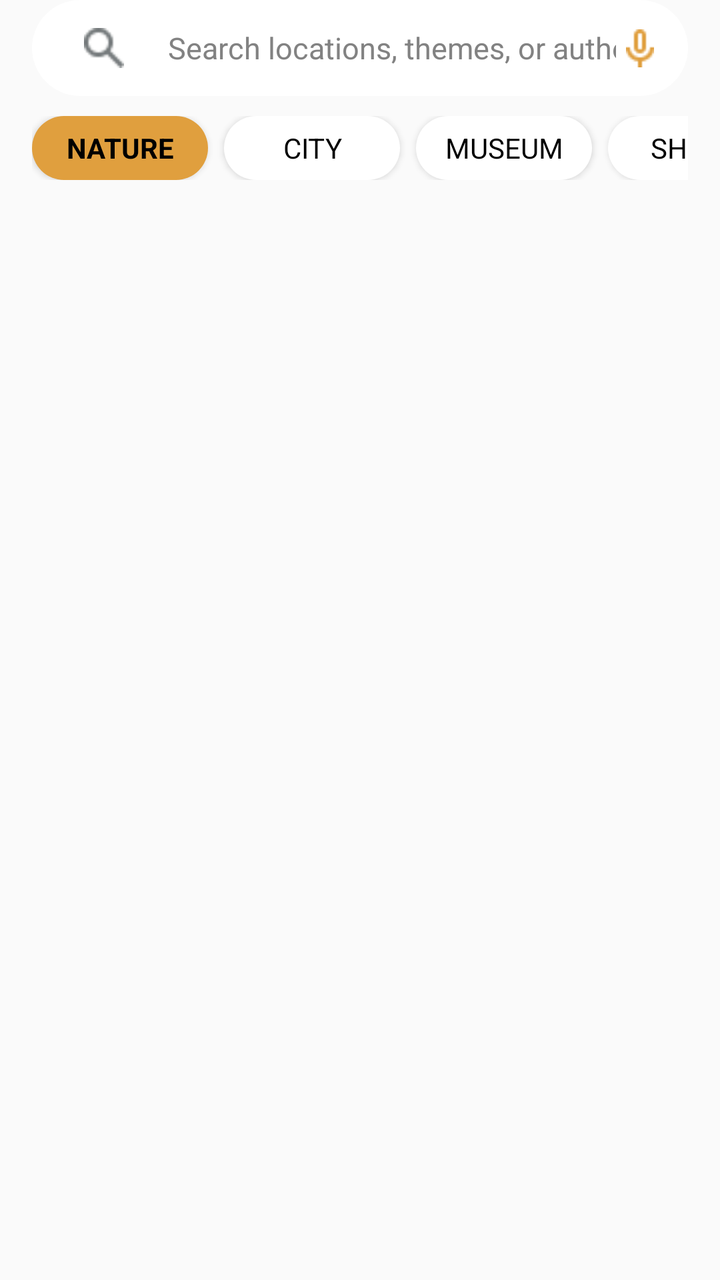
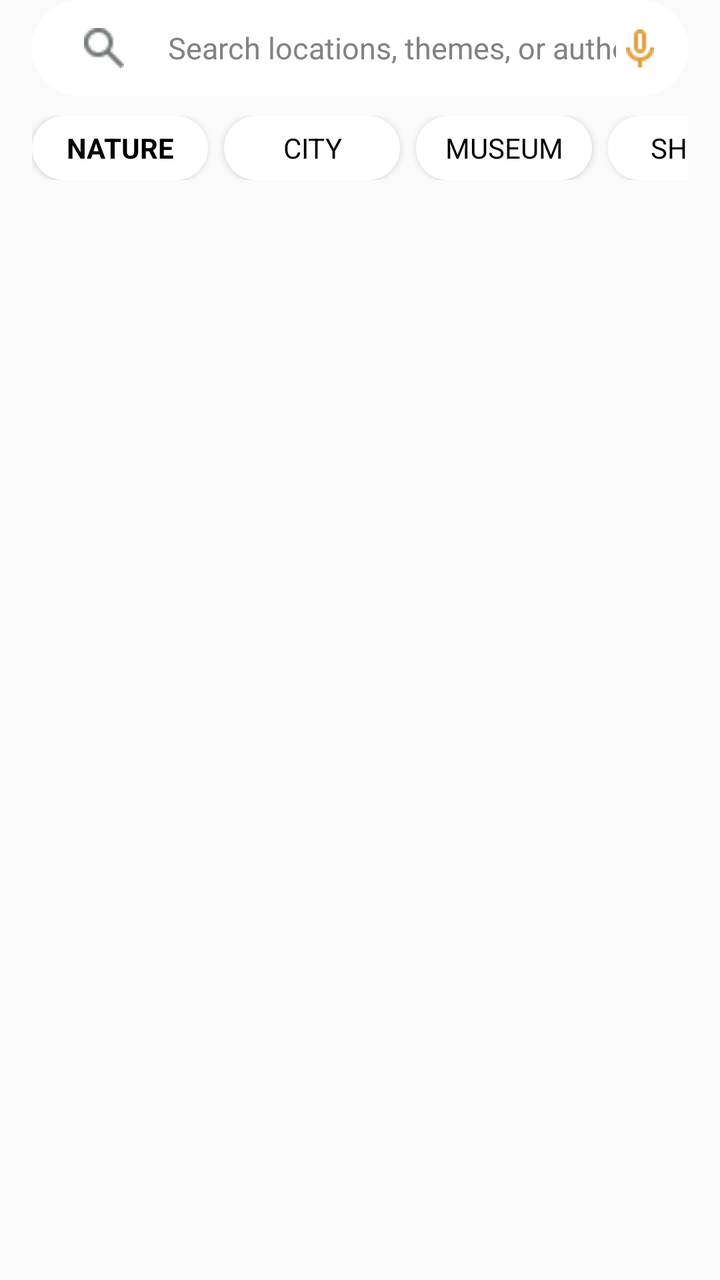

Compare the two renders of this Android layout. The source of the first and the diff that turns it into the second are given below.
<!-- AndroidManifest.xml: application theme Theme.Traveling -->
<!-- res/layout/fragment_home.xml -->
<?xml version="1.0" encoding="utf-8"?>
<LinearLayout xmlns:android="http://schemas.android.com/apk/res/android"
    android:layout_width="match_parent"
    android:layout_height="match_parent"
    android:orientation="vertical">

    
    <LinearLayout
        android:layout_width="match_parent"
        android:layout_height="48dp"
        android:orientation="horizontal"
        android:background="@drawable/search_btn"
        android:gravity="center_vertical"
        android:paddingStart="12dp"
        android:paddingEnd="12dp"
        android:layout_marginStart="16dp"
        android:layout_marginEnd="16dp"
        android:layout_marginBottom="10dp">

        <ImageView
            android:layout_width="48dp"
            android:layout_height="20dp"
            android:src="@drawable/ic_search"
            android:layout_marginEnd="8dp" />

        <EditText
            android:id="@+id/etSearch"
            android:layout_width="0dp"
            android:layout_height="wrap_content"
            android:layout_weight="1"
            android:hint="@string/search_hint"
            android:textColorHint="@color/grey"
            android:textSize="15sp"
            android:background="@null"
            android:inputType="text" />

        <androidx.appcompat.widget.AppCompatImageButton
            android:id="@+id/btnVoiceSearch"
            android:layout_width="24dp"
            android:layout_height="24dp"
            android:src="@drawable/ic_mic"
            android:background="?attr/selectableItemBackgroundBorderless"
            android:contentDescription="Voice search" />

    </LinearLayout>

    
    <HorizontalScrollView
        android:layout_width="match_parent"
        android:layout_height="wrap_content"
        android:scrollbars="none"
        android:paddingStart="16dp"
        android:paddingEnd="16dp"
        android:layout_marginBottom="12dp">

        <LinearLayout
            android:layout_width="wrap_content"
            android:layout_height="wrap_content"
            android:orientation="horizontal"
            android:gravity="center_vertical">

            <androidx.appcompat.widget.AppCompatButton
                android:id="@+id/filterNature"
                android:layout_width="wrap_content"
                android:layout_height="32dp"
                android:text="@string/nature"
                android:textSize="14sp"
                android:background="@drawable/filter_org_btn"
                android:textColor="@color/black"
                android:textStyle="bold"
                android:layout_marginEnd="8dp" />

            <androidx.appcompat.widget.AppCompatButton
                android:id="@+id/filterCity"
                android:layout_width="wrap_content"
                android:layout_height="32dp"
                android:text="@string/city"
                android:textSize="14sp"
                android:background="@drawable/filter_btn"
                android:textColor="@color/black"
                android:layout_marginEnd="8dp" />

            <androidx.appcompat.widget.AppCompatButton
                android:id="@+id/filterMuseums"
                android:layout_width="wrap_content"
                android:layout_height="32dp"
                android:text="@string/museum"
                android:textSize="14sp"
                android:background="@drawable/filter_btn"
                android:textColor="@color/black"
                android:layout_marginEnd="8dp" />

            <androidx.appcompat.widget.AppCompatButton
                android:id="@+id/filterShops"
                android:layout_width="wrap_content"
                android:layout_height="32dp"
                android:text="@string/shop"
                android:textSize="14sp"
                android:background="@drawable/filter_btn"
                android:textColor="@color/black"
                android:layout_marginEnd="8dp" />

            <androidx.appcompat.widget.AppCompatButton
                android:id="@+id/filterAround"
                android:layout_width="wrap_content"
                android:layout_height="32dp"
                android:text="@string/around_me"
                android:textSize="14sp"
                android:background="@drawable/filter_btn"
                android:textColor="@color/black" />

        </LinearLayout>
    </HorizontalScrollView>

    
    <ProgressBar
        android:id="@+id/progressBar"
        android:layout_width="wrap_content"
        android:layout_height="wrap_content"
        android:layout_gravity="center_horizontal"
        android:visibility="gone"
        android:indeterminateTint="@color/chip_green" />


    
    <androidx.recyclerview.widget.RecyclerView
        android:id="@+id/rvPosts"
        android:layout_width="match_parent"
        android:layout_height="0dp"
        android:layout_weight="1"
        android:paddingTop="4dp"
        android:clipToPadding="false" />

</LinearLayout>
<!-- resources referenced by this layout -->
<resources>
  <color name="black">#FF000000</color>
  <color name="chip_green">#14696D</color>
  <color name="grey">#828282</color>
  <!-- drawable filter_btn (drawable) -->
  <?xml version="1.0" encoding="utf-8"?>
  <shape xmlns:android="http://schemas.android.com/apk/res/android"
      android:shape="rectangle">
  
      <corners
          android:radius="30dp"/>
      <solid android:color="@color/white"/>
  
  </shape>
  <!-- drawable filter_org_btn (drawable) -->
  <?xml version="1.0" encoding="utf-8"?>
  <shape xmlns:android="http://schemas.android.com/apk/res/android"
      android:shape="rectangle">
  
      <corners
          android:radius="30dp"/>
      <solid android:color="@color/orange"/>
  
  </shape>
  <!-- drawable ic_mic: png bitmap (drawable, 430 bytes) -->
  <!-- drawable ic_search: png bitmap (drawable, 520 bytes) -->
  <!-- drawable search_btn (drawable) -->
  <?xml version="1.0" encoding="utf-8"?>
  <shape xmlns:android="http://schemas.android.com/apk/res/android"
      android:shape="rectangle">
  
      <corners
          android:radius="50dp"/>
      <solid android:color="@color/white"/>
  
  </shape>
  <string name="around_me">AROUND ME</string>
  <string name="city">CITY</string>
  <string name="museum">MUSEUM</string>
  <string name="nature">NATURE</string>
  <string name="search_hint">Search locations, themes, or authors...</string>
  <string name="shop">SHOPS</string>
  <style name="Theme.Traveling" parent="Base.Theme.Traveling" />
  <color name="white">#FFFFFFFF</color>
  <color name="orange">#E09F3E</color>
  <style name="Base.Theme.Traveling" parent="Theme.AppCompat.Light.NoActionBar">
          
          
          <item name="textAllCaps">false</item>
          <item name="android:textStyle">normal</item>
          <item name="android:fontFamily">sans-serif</item>
  
          <item name="colorPrimary">@color/orange</item>
          <item name="colorPrimaryDark">@color/orange</item>
          <item name="colorAccent">@color/orange</item>
          <item name="android:colorButtonNormal">@color/orange</item>
      </style>
</resources>

<!-- the commit's change to res/layout/fragment_home.xml (unified diff, before → after) -->
@@ -65,7 +65,7 @@
                 android:layout_height="32dp"
                 android:text="@string/nature"
                 android:textSize="14sp"
-                android:background="@drawable/filter_org_btn"
+                android:background="@drawable/selectable_filter_bt"
                 android:textColor="@color/black"
                 android:textStyle="bold"
                 android:layout_marginEnd="8dp" />
@@ -76,7 +76,7 @@
                 android:layout_height="32dp"
                 android:text="@string/city"
                 android:textSize="14sp"
-                android:background="@drawable/filter_btn"
+                android:background="@drawable/selectable_filter_bt"
                 android:textColor="@color/black"
                 android:layout_marginEnd="8dp" />
 
@@ -86,7 +86,7 @@
                 android:layout_height="32dp"
                 android:text="@string/museum"
                 android:textSize="14sp"
-                android:background="@drawable/filter_btn"
+                android:background="@drawable/selectable_filter_bt"
                 android:textColor="@color/black"
                 android:layout_marginEnd="8dp" />
 
@@ -96,7 +96,7 @@
                 android:layout_height="32dp"
                 android:text="@string/shop"
                 android:textSize="14sp"
-                android:background="@drawable/filter_btn"
+                android:background="@drawable/selectable_filter_bt"
                 android:textColor="@color/black"
                 android:layout_marginEnd="8dp" />
 
@@ -106,7 +106,7 @@
                 android:layout_height="32dp"
                 android:text="@string/around_me"
                 android:textSize="14sp"
-                android:background="@drawable/filter_btn"
+                android:background="@drawable/selectable_filter_bt"
                 android:textColor="@color/black" />
 
         </LinearLayout>
<!-- resource entries referenced after the edit -->
@@ -35,6 +35,12 @@
       <solid android:color="@color/white"/>
   
   </shape>
+  <!-- drawable selectable_filter_bt (drawable) -->
+  <?xml version="1.0" encoding="utf-8"?>
+  <selector xmlns:android="http://schemas.android.com/apk/res/android">
+      <item android:state_selected="true"  android:drawable="@drawable/filter_org_btn" />
+      <item android:drawable="@drawable/filter_btn" />
+  </selector>
   <string name="around_me">AROUND ME</string>
   <string name="city">CITY</string>
   <string name="museum">MUSEUM</string>
